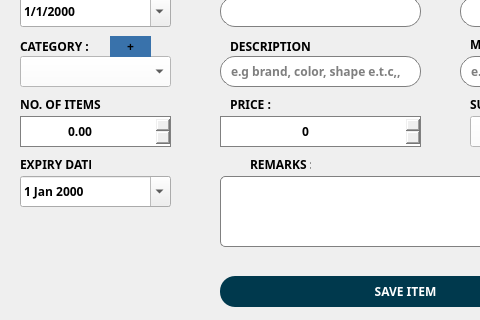
Qt form AddStock.ui (codydon/shopify) before a commit; both pictures show x 0 to 480 and y 104 to 424 of the 781 by 424 pixel window.
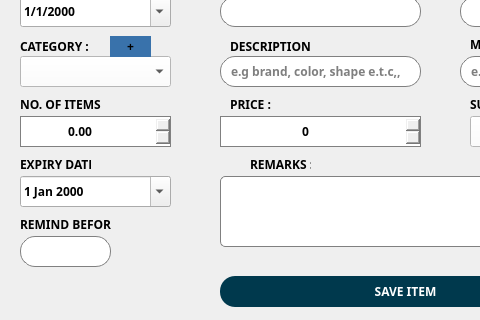
The same form after that commit.

```diff
--- a/AddStock.ui
+++ b/AddStock.ui
@@ -624,6 +624,35 @@
     <string>+</string>
    </property>
   </widget>
+  <widget class="QLabel" name="label_13">
+   <property name="geometry">
+    <rect>
+     <x>20</x>
+     <y>320</y>
+     <width>91</width>
+     <height>16</height>
+    </rect>
+   </property>
+   <property name="styleSheet">
+    <string notr="true">font: 63 8pt &quot;Yu Gothic UI Semibold&quot;;</string>
+   </property>
+   <property name="text">
+    <string>REMIND BEFORE</string>
+   </property>
+   <property name="buddy">
+    <cstring>dateEdit_2</cstring>
+   </property>
+  </widget>
+  <widget class="QLineEdit" name="remind">
+   <property name="geometry">
+    <rect>
+     <x>20</x>
+     <y>340</y>
+     <width>91</width>
+     <height>31</height>
+    </rect>
+   </property>
+  </widget>
  </widget>
  <tabstops>
   <tabstop>dateEdit</tabstop>
```
